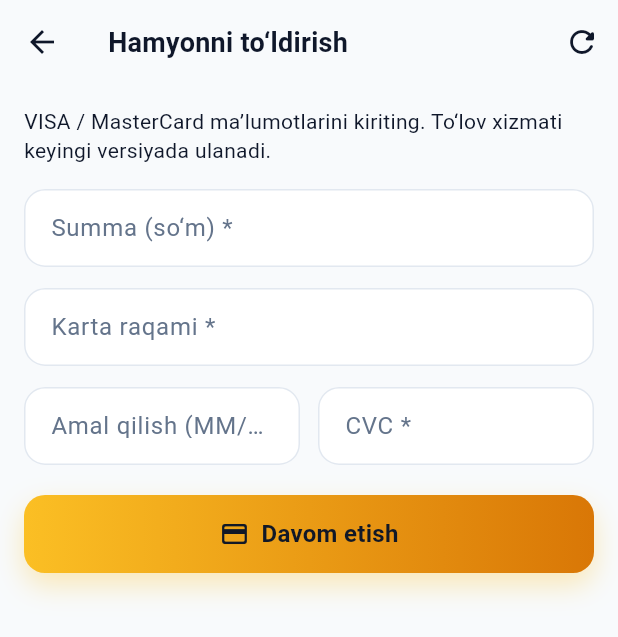
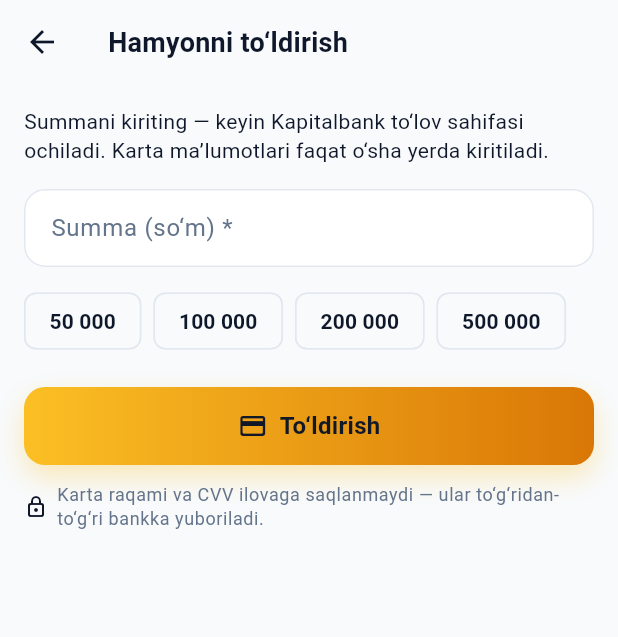
Before and after one commit to IbrohimSd97/logistics_mobile, a Flutter app: the CustomerWalletTopupPage screen opened directly, on a phone screen of 412 x 824 dp. Shown: the top 637 px of the screen. Run offline on Flutter 3.47's test engine with Material 3 defaults, Android fonts, the phone set to English and light mode, and no system bars; our stand-ins replace geolocator, image_picker, latlong2, shared_preferences, wakelock_plus, webview_flutter; missing offline and left inert: yandex_mapkit; accounts and stored records are empty; network calls fail.

Commit message:
feat(wallet): card top-up via Kapitalbank Checkout
Hamyonni karta orqali to'ldirish ulandi. MUHIM: ilova endi karta
raqami, muddati va CVV ni SO'RAMAYDI — eski forma (Luhn tekshiruvi
bilan birga) olib tashlandi. Mijoz faqat summani kiritadi, karta
ma'lumoti esa bank sahifasida (hosted checkout) kiritiladi. Shu
sababli ilova ham, bizning server ham karta ma'lumotini ko'rmaydi
va PCI DSS talabiga tushmaydi.

Oqim: topup/init → payment_link WebView'da → bank sahifasi →
redirect_url → topUpStatus. WebView natijasiga ISHONMAYMIZ: pul
imzolangan webhook asosida yoziladi, shuning uchun yakuniy holat
faqat serverdan so'raladi (4 marta, 2 s oralig'ida — webhook bir
necha soniya kechikishi normal).

- CardTopUpSession / CardTopUpStatus modellari, 3 ta API metodi.
- customer_payment_webview_page.dart — redirect'ni payqab yopiladi,
  chiqishdan oldin tasdiq so'raydi.
- Tez tanlash uchun tayyor summalar + so'nggi to'ldirishlar tarixi.
- webview_flutter ^4.10.0 qo'shildi.

Co-Authored-By: Claude Opus 5 (1M context) <noreply@anthropic.com>

```diff
--- a/lib/core/i18n/strings_ru.dart
+++ b/lib/core/i18n/strings_ru.dart
@@ -573,7 +573,25 @@ const Map<String, String> kStringsRu = {
   'payment.total_label': 'Итого: {amount} {currency}',
   'payment.network_error_label': 'Ошибка сети: {msg}',
   'payment.topup_title': 'Пополнение кошелька',
-  'payment.topup_intro': 'Введите данные VISA / MasterCard. Платёжный шлюз будет подключён в следующей версии.',
+  'payment.topup_intro':
+      'Введите сумму — откроется платёжная страница Капиталбанка. Данные карты вводятся только там.',
+  'payment.topup_secure_note':
+      'Номер карты и CVV не сохраняются в приложении — они передаются напрямую банку.',
+  'payment.topup_credited': 'Платёж принят, кошелёк пополнен.',
+  'payment.topup_pending':
+      'Платёж проверяется. Баланс кошелька обновится через несколько секунд.',
+  'payment.topup_expired': 'Срок действия платёжной ссылки истёк. Попробуйте ещё раз.',
+  'payment.topup_history_title': 'Последние пополнения',
+  'payment.topup_history_empty': 'Пополнений пока нет.',
+  'payment.topup_status_paid': 'Оплачено',
+  'payment.topup_status_pending': 'В обработке',
+  'payment.topup_status_expired': 'Истёк срок',
+  'payment.topup_not_credited_yet': 'зачисляется',
+  'payment.webview_title': 'Оплата картой',
+  'payment.webview_leave_title': 'Отменить платёж?',
+  'payment.webview_leave_body':
+      'Платёж ещё не завершён. Если выйдете, он может быть отменён.',
+  'payment.webview_leave_confirm': 'Выйти',
   'payment.amount_field': 'Сумма (сум) *',
   'payment.amount_hint': '50000',
   'payment.amount_min_1000': 'Минимум 1 000 сум',
--- a/lib/core/i18n/strings_uz.dart
+++ b/lib/core/i18n/strings_uz.dart
@@ -575,7 +575,25 @@ const Map<String, String> kStringsUz = {
   'payment.total_label': 'Jami: {amount} {currency}',
   'payment.network_error_label': 'Tarmoq xatosi: {msg}',
   'payment.topup_title': 'Hamyonni to‘ldirish',
-  'payment.topup_intro': 'VISA / MasterCard ma’lumotlarini kiriting. To‘lov xizmati keyingi versiyada ulanadi.',
+  'payment.topup_intro':
+      'Summani kiriting — keyin Kapitalbank to‘lov sahifasi ochiladi. Karta ma’lumotlari faqat o‘sha yerda kiritiladi.',
+  'payment.topup_secure_note':
+      'Karta raqami va CVV ilovaga saqlanmaydi — ular to‘g‘ridan-to‘g‘ri bankka yuboriladi.',
+  'payment.topup_credited': 'To‘lov qabul qilindi, hamyon to‘ldirildi.',
+  'payment.topup_pending':
+      'To‘lov tekshirilmoqda. Hamyon balansi bir necha soniyada yangilanadi.',
+  'payment.topup_expired': 'To‘lov havolasining muddati tugagan. Qaytadan urinib ko‘ring.',
+  'payment.topup_history_title': 'So‘nggi to‘ldirishlar',
+  'payment.topup_history_empty': 'Hali to‘ldirish qilinmagan.',
+  'payment.topup_status_paid': 'To‘landi',
+  'payment.topup_status_pending': 'Kutilmoqda',
+  'payment.topup_status_expired': 'Muddati tugagan',
+  'payment.topup_not_credited_yet': 'yozilmoqda',
+  'payment.webview_title': 'Karta orqali to‘lov',
+  'payment.webview_leave_title': 'To‘lovni bekor qilasizmi?',
+  'payment.webview_leave_body':
+      'To‘lov hali yakunlanmagan. Chiqsangiz, u bekor qilinishi mumkin.',
+  'payment.webview_leave_confirm': 'Chiqish',
   'payment.amount_field': 'Summa (so‘m) *',
   'payment.amount_hint': '50000',
   'payment.amount_min_1000': 'Kamida 1 000 so‘m',
--- a/lib/customer/customer_models.dart
+++ b/lib/customer/customer_models.dart
@@ -530,3 +530,94 @@ List<Map<String, dynamic>> mapListFrom(dynamic v) {
   }
   return [];
 }
+
+/// Karta orqali hamyonni to'ldirish urinishi.
+///
+/// `paymentLink` — Kapitalbank to'lov sahifasi. Karta ma'lumoti FAQAT o'sha
+/// sahifada kiritiladi, ilovaga ham, bizning serverga ham tegmaydi.
+class CardTopUpSession {
+  const CardTopUpSession({
+    required this.operationId,
+    required this.paymentLink,
+    required this.redirectUrl,
+    this.amount,
+    this.currency,
+    this.status,
+    this.expiresAt,
+  });
+
+  final String operationId;
+  final String paymentLink;
+
+  /// To'lovdan keyin bank shu manzilga qaytaradi — WebView shuni ko'rib yopiladi.
+  final String redirectUrl;
+
+  final double? amount;
+  final String? currency;
+  final String? status;
+  final String? expiresAt;
+
+  static CardTopUpSession? fromData(Object? data) {
+    if (data is! Map) return null;
+    final link = data['payment_link']?.toString();
+    final op = data['operation_id']?.toString();
+    if (link == null || link.isEmpty || op == null || op.isEmpty) return null;
+
+    return CardTopUpSession(
+      operationId: op,
+      paymentLink: link,
+      redirectUrl: data['redirect_url']?.toString() ?? '',
+      amount: double.tryParse(data['amount']?.toString() ?? ''),
+      currency: data['currency']?.toString(),
+      status: data['status']?.toString(),
+      expiresAt: data['expires_at']?.toString(),
+    );
+  }
+}
+
+/// To'ldirish holati.
+///
+/// `status` bank buyurtmasi holati (CREATED / PAID / EXPIRED), `credited` esa
+/// pul hamyonga yozilganini bildiradi. Ikkalasi bir vaqtda bo'lmasligi mumkin:
+/// bank "PAID" desa ham yozish bir necha soniya keyin tugashi mumkin.
+class CardTopUpStatus {
+  const CardTopUpStatus({
+    required this.operationId,
+    required this.status,
+    required this.credited,
+    this.amount,
+    this.currency,
+    this.maskedPan,
+    this.createdAt,
+  });
+
+  final String operationId;
+  final String status;
+  final bool credited;
+  final double? amount;
+  final String? currency;
+  final String? maskedPan;
+
+  /// Faqat tarix ro'yxatida to'ldiriladi — holat so'rovida server uni bermaydi.
+  final DateTime? createdAt;
+
+  bool get isPaid => status.toUpperCase() == 'PAID';
+  bool get isExpired => status.toUpperCase() == 'EXPIRED';
+  bool get isPending => !isPaid && !isExpired;
+
+  static CardTopUpStatus? fromData(Object? data) {
+    if (data is! Map) return null;
+    final op = data['operation_id']?.toString();
+    if (op == null || op.isEmpty) return null;
+
+    return CardTopUpStatus(
+      operationId: op,
+      status: data['status']?.toString() ?? 'UNKNOWN',
+      credited: data['credited'] == true,
+      amount: double.tryParse(data['amount']?.toString() ?? ''),
+      currency: data['currency']?.toString(),
+      maskedPan: data['masked_pan']?.toString(),
+      createdAt: DateTime.tryParse(data['created_at']?.toString() ?? '')?.toLocal(),
+    );
+  }
+}
--- a/lib/customer/pages/customer_wallet_topup_page.dart
+++ b/lib/customer/pages/customer_wallet_topup_page.dart
@@ -1,9 +1,21 @@
+import 'dart:async';
+
 import 'package:flutter/material.dart';
 import 'package:flutter/services.dart';
 
+import '../../core/api/api_exception.dart';
 import '../../core/i18n/i18n.dart';
 import '../../core/widgets/gradient_button.dart';
+import '../customer_api.dart';
+import '../customer_models.dart';
+import 'customer_payment_webview_page.dart';
 
+/// Hamyonni karta orqali to'ldirish.
+///
+/// MUHIM: bu sahifa karta raqami, muddati yoki CVV ni SO'RAMAYDI. Mijoz
+/// faqat summani kiritadi, qolgani Kapitalbank to'lov sahifasida bo'ladi
+/// (WebView). Shu sababli ilova ham, bizning server ham karta ma'lumotini
+/// ko'rmaydi va PCI DSS talabiga tushmaydi.
 class CustomerWalletTopupPage extends StatefulWidget {
   const CustomerWalletTopupPage({super.key});
 
@@ -14,59 +26,156 @@ class CustomerWalletTopupPage extends StatefulWidget {
 class _CustomerWalletTopupPageState extends State<CustomerWalletTopupPage>
     with I18nObserverMixin<CustomerWalletTopupPage> {
   final _formKey = GlobalKey<FormState>();
-  final _card = TextEditingController();
-  final _exp = TextEditingController();
-  final _cvc = TextEditingController();
   final _amount = TextEditingController();
+
+  bool _busy = false;
+  String? _error;
+
+  List<CardTopUpStatus> _history = const [];
+  bool _historyLoading = true;
+
+  /// Tez tanlash uchun tayyor summalar.
+  static const _presets = <int>[50000, 100000, 200000, 500000];
+
+  /// Webhook bank sahifasi yopilgandan keyin bir necha soniya kechikishi
+  /// mumkin — shuncha marta qayta so'raymiz, keyin "tekshirilmoqda" deymiz.
+  static const _statusRetries = 4;
+  static const _statusRetryDelay = Duration(seconds: 2);
+
+  @override
+  void initState() {
+    super.initState();
+    _loadHistory();
+  }
 
   @override
   void dispose() {
-    _card.dispose();
-    _exp.dispose();
-    _cvc.dispose();
     _amount.dispose();
     super.dispose();
   }
 
-  bool _luhnOk(String digits) {
-    if (digits.length < 13 || digits.length > 19) return false;
-    int sum = 0;
-    bool alt = false;
-    for (int i = digits.length - 1; i >= 0; i--) {
-      int d = digits.codeUnitAt(i) - 0x30;
-      if (d < 0 || d > 9) return false;
-      if (alt) {
-        d *= 2;
-        if (d > 9) d -= 9;
+  Future<void> _loadHistory() async {
+    if (mounted) setState(() => _historyLoading = true);
+    List<CardTopUpStatus> items = const [];
+    try {
+      items = await CustomerApi.instance.topUpHistory();
+    } catch (_) {
+      // Tarix ikkinchi darajali — xatoni ko'rsatmaymiz, ro'yxat bo'sh qoladi.
     }
-      sum += d;
-      alt = !alt;
+    if (!mounted) return;
+    setState(() {
+      _history = items;
+      _historyLoading = false;
+    });
   }
-    return sum % 10 == 0;
+
+  Future<void> _start() async {
+    if (!(_formKey.currentState?.validate() ?? false)) return;
+
+    final amount = double.parse(_amount.text.trim());
+
+    setState(() {
+      _busy = true;
+      _error = null;
+    });
+
+    CardTopUpSession session;
+    try {
+      session = await CustomerApi.instance.topUpInit(amount);
+    } on ApiException catch (e) {
+      if (!mounted) return;
+      setState(() {
+        _busy = false;
+        _error = e.message;
+      });
+      return;
+    } catch (e) {
+      if (!mounted) return;
+      setState(() {
+        _busy = false;
+        _error = I18n.t('payment.network_error_label').replaceAll('{msg}', '$e');
+      });
+      return;
+    }
+
+    if (!mounted) return;
+
+    await Navigator.of(context).push<bool>(
+      MaterialPageRoute(
+        builder: (_) => CustomerPaymentWebviewPage(
+          paymentUrl: session.paymentLink,
+          redirectUrl: session.redirectUrl,
+        ),
+      ),
+    );
+
+    // WebView natijasiga ISHONMAYMIZ: haqiqiy holat faqat serverda, chunki
+    // pul imzolangan webhook asosida yoziladi. Shuning uchun har holda so'raymiz.
+    await _checkResult(session.operationId);
+  }
+
+  Future<void> _checkResult(String operationId) async {
+    if (!mounted) return;
+    setState(() => _busy = true);
+
+    CardTopUpStatus? status;
+    for (var attempt = 0; attempt < _statusRetries; attempt++) {
+      if (attempt > 0) {
+        await Future<void>.delayed(_statusRetryDelay);
+        if (!mounted) return;
+      }
+
+      try {
+        status = await CustomerApi.instance.topUpStatus(operationId);
+      } catch (_) {
+        // Holat aniqlanmadi — keyingi urinishda yana so'raymiz.
+        continue;
+      }
+
+      // Yakuniy holatlar: ortiq kutishning ma'nosi yo'q.
+      if (status.credited || status.isExpired) break;
+    }
+
+    if (!mounted) return;
+    setState(() => _busy = false);
+
+    unawaited(_loadHistory());
+
+    if (status != null && status.credited) {
+      _amount.clear();
+      _snack(I18n.t('payment.topup_credited'), success: true);
+      // Chaqiruvchi sahifalar natijani o'qimaydi (MaterialPageRoute<void>),
+      // shuning uchun qiymatsiz yopamiz.
+      Navigator.of(context).pop();
+      return;
+    }
+
+    if (status != null && status.isExpired) {
+      _snack(I18n.t('payment.topup_expired'));
+      return;
+    }
+
+    // To'langan, lekin hali yozilmagan yoki noma'lum — bank tasdig'i biroz
+    // kechikishi normal holat.
+    _snack(I18n.t('payment.topup_pending'));
+  }
+
+  void _snack(String text, {bool success = false}) {
+    ScaffoldMessenger.of(context).showSnackBar(
+      SnackBar(
+        content: Text(text),
+        backgroundColor: success ? Colors.green.shade700 : null,
+      ),
+    );
   }
 
   @override
   Widget build(BuildContext context) {
     return Scaffold(
-      appBar: AppBar(
-        title: Text(I18n.t('payment.topup_title')),
-        actions: [
-          IconButton(
-            tooltip: I18n.t('common.refresh'),
-            icon: const Icon(Icons.refresh_rounded),
-            // Form sahifasi — reload formani tozalaydi.
-            onPressed: () {
-              _formKey.currentState?.reset();
-              _card.clear();
-              _exp.clear();
-              _cvc.clear();
-              _amount.clear();
-              setState(() {});
-            },
-          ),
-        ],
-      ),
-      body: ListView(
+      appBar: AppBar(title: Text(I18n.t('payment.topup_title'))),
+      body: AbsorbPointer(
+        absorbing: _busy,
+        child: ListView(
           padding: const EdgeInsets.all(16),
           children: [
             Text(
@@ -77,9 +186,7 @@ class _CustomerWalletTopupPageState extends State<CustomerWalletTopupPage>
             Form(
               key: _formKey,
               autovalidateMode: AutovalidateMode.onUserInteraction,
-            child: Column(
-              children: [
-                TextFormField(
+              child: TextFormField(
                 controller: _amount,
                 keyboardType: TextInputType.number,
                 inputFormatters: [
@@ -98,64 +205,55 @@ class _CustomerWalletTopupPageState extends State<CustomerWalletTopupPage>
                   return null;
                 },
               ),
-                const SizedBox(height: 14),
-                TextFormField(
-                  controller: _card,
-                  keyboardType: TextInputType.number,
-                  inputFormatters: [
-                    FilteringTextInputFormatter.digitsOnly,
-                    LengthLimitingTextInputFormatter(16),
-                    _CardNumberFormatter(),
-                  ],
-                  decoration: InputDecoration(
-                    labelText: I18n.t('payment.card_number'),
-                    hintText: I18n.t('payment.card_number_hint'),
             ),
-                  validator: (v) {
-                    final digits = (v ?? '').replaceAll(RegExp(r'\D'), '');
-                    if (digits.length != 16) return I18n.t('payment.card_16_digits');
-                    if (!_luhnOk(digits)) return I18n.t('payment.card_invalid');
-                    return null;
+            const SizedBox(height: 12),
+            Wrap(
+              spacing: 8,
+              runSpacing: 8,
+              children: _presets
+                  .map(
+                    (v) => ActionChip(
+                      label: Text(_format(v)),
+                      onPressed: () {
+                        _amount.text = '$v';
+                        setState(() {});
                       },
                     ),
-                const SizedBox(height: 14),
+                  )
+                  .toList(),
+            ),
+            if (_error != null) ...[
+              const SizedBox(height: 16),
+              Card(
+                color: Theme.of(context).colorScheme.errorContainer,
+                child: ListTile(
+                  leading: Icon(
+                    Icons.error_outline_rounded,
+                    color: Theme.of(context).colorScheme.onErrorContainer,
+                  ),
+                  title: Text(
+                    _error!,
+                    style: TextStyle(color: Theme.of(context).colorScheme.onErrorContainer),
+                  ),
+                ),
+              ),
+            ],
+            const SizedBox(height: 20),
+            GradientButton(
+              label: I18n.t('payment.topup_btn'),
+              icon: Icons.credit_card_rounded,
+              loading: _busy,
+              onPressed: _busy ? null : _start,
+            ),
+            const SizedBox(height: 12),
             Row(
               children: [
+                const Icon(Icons.lock_outline_rounded, size: 16),
+                const SizedBox(width: 6),
                 Expanded(
-                      child: TextFormField(
-                        controller: _exp,
-                        keyboardType: TextInputType.number,
-                        inputFormatters: [
-                          FilteringTextInputFormatter.digitsOnly,
-                          LengthLimitingTextInputFormatter(4),
-                          _ExpiryFormatter(),
-                        ],
-                        decoration: InputDecoration(
-                          labelText: I18n.t('payment.expiry_field'),
-                          hintText: I18n.t('payment.expiry_hint'),
-                        ),
-                        validator: _validateExpiry,
-                      ),
-                    ),
-                    const SizedBox(width: 12),
-                    Expanded(
-                      child: TextFormField(
-                        controller: _cvc,
-                        keyboardType: TextInputType.number,
-                        inputFormatters: [
-                          FilteringTextInputFormatter.digitsOnly,
-                          LengthLimitingTextInputFormatter(4),
-                        ],
-                        obscureText: true,
-                        decoration: InputDecoration(
-                          labelText: I18n.t('payment.cvc_field'),
-                          hintText: I18n.t('payment.cvc_hint'),
-                        ),
-                        validator: (v) {
-                          final s = (v ?? '').trim();
-                          if (s.length < 3 || s.length > 4) return I18n.t('payment.cvc_3_4_digits');
-                          return null;
-                        },
+                  child: Text(
+                    I18n.t('payment.topup_secure_note'),
+                    style: Theme.of(context).textTheme.bodySmall,
                   ),
                 ),
               ],
@@ -163,70 +261,16 @@ class _CustomerWalletTopupPageState extends State<CustomerWalletTopupPage>
           ],
         ),
       ),
-          const SizedBox(height: 20),
-          GradientButton(
-            label: I18n.t('payment.continue_btn'),
-            icon: Icons.payment_rounded,
-            onPressed: () {
-              if (!(_formKey.currentState?.validate() ?? false)) return;
-              ScaffoldMessenger.of(context).showSnackBar(
-                SnackBar(content: Text(I18n.t('payment.gateway_not_ready'))),
-              );
-            },
-          ),
-        ],
-      ),
     );
   }
 
-  String? _validateExpiry(String? v) {
-    final s = (v ?? '').trim();
-    final m = RegExp(r'^(\d{2})/(\d{2})$').firstMatch(s);
-    if (m == null) return I18n.t('payment.expiry_format');
-    final mm = int.parse(m.group(1)!);
-    final yy = int.parse(m.group(2)!);
-    if (mm < 1 || mm > 12) return I18n.t('payment.expiry_month_range');
-    final fullYear = 2000 + yy;
-    final now = DateTime.now();
-    final lastDayOfMonth = DateTime(fullYear, mm + 1, 0);
-    if (lastDayOfMonth.isBefore(DateTime(now.year, now.month, now.day))) {
-      return I18n.t('payment.expiry_past');
+  String _format(int v) {
+    final s = v.toString();
+    final buf = StringBuffer();
+    for (int i = 0; i < s.length; i++) {
+      if (i > 0 && (s.length - i) % 3 == 0) buf.write(' ');
+      buf.write(s[i]);
     }
-    if (fullYear > now.year + 20) return I18n.t('payment.expiry_year_invalid');
-    return null;
+    return buf.toString();
   }
 }
-
-class _CardNumberFormatter extends TextInputFormatter {
-  @override
-  TextEditingValue formatEditUpdate(TextEditingValue oldValue, TextEditingValue newValue) {
-    final digits = newValue.text.replaceAll(RegExp(r'\D'), '');
-    final buf = StringBuffer();
-    for (int i = 0; i < digits.length; i++) {
-      if (i > 0 && i % 4 == 0) buf.write(' ');
-      buf.write(digits[i]);
-    }
-    final text = buf.toString();
-    return TextEditingValue(
-      text: text,
-      selection: TextSelection.collapsed(offset: text.length),
-    );
-  }
-}
-
-class _ExpiryFormatter extends TextInputFormatter {
-  @override
-  TextEditingValue formatEditUpdate(TextEditingValue oldValue, TextEditingValue newValue) {
-    final digits = newValue.text.replaceAll(RegExp(r'\D'), '');
-    String text;
-    if (digits.length <= 2) {
-      text = digits;
-    } else {
-      text = '${digits.substring(0, 2)}/${digits.substring(2)}';
-    }
-    return TextEditingValue(
-      text: text,
-      selection: TextSelection.collapsed(offset: text.length),
-    );
-  }
-}
--- a/pubspec.yaml
+++ b/pubspec.yaml
@@ -47,6 +47,9 @@ dependencies:
   wakelock_plus: ^1.2.8
   geolocator: ^14.0.0
   url_launcher: ^6.3.1
+  # Karta orqali hamyonni to'ldirish: Kapitalbank to'lov sahifasi WebView'da
+  # ochiladi. Karta ma'lumoti ilovaga ham, bizning serverga ham tegmaydi.
+  webview_flutter: ^4.10.0
 
 dev_dependencies:
   flutter_test:
```
Also changed, not shown: lib/customer/customer_api.dart (+55 -0 lines), lib/customer/pages/customer_payment_webview_page.dart (added, +134 -0 lines), pubspec.lock, 1 other file. Lines whose indentation alone changed are shown as unchanged.
